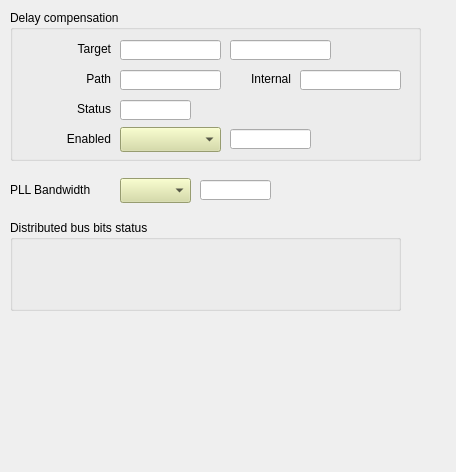
Old version of the form evrMrmApp/opi/EVR/G_EVR_VME-300_misc.ui in the repository paulscherrerinstitute/mrfioc2.
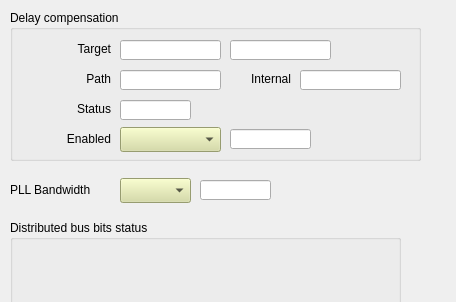
New version of the form. Custom widgets are drawn as their Qt base class.

What changed in the file:
```diff
--- a/evrMrmApp/opi/EVR/G_EVR_VME-300_misc.ui
+++ b/evrMrmApp/opi/EVR/G_EVR_VME-300_misc.ui
@@ -7,7 +7,7 @@
     <x>0</x>
     <y>0</y>
     <width>456</width>
-    <height>472</height>
+    <height>302</height>
    </rect>
   </property>
   <property name="windowTitle">
```
